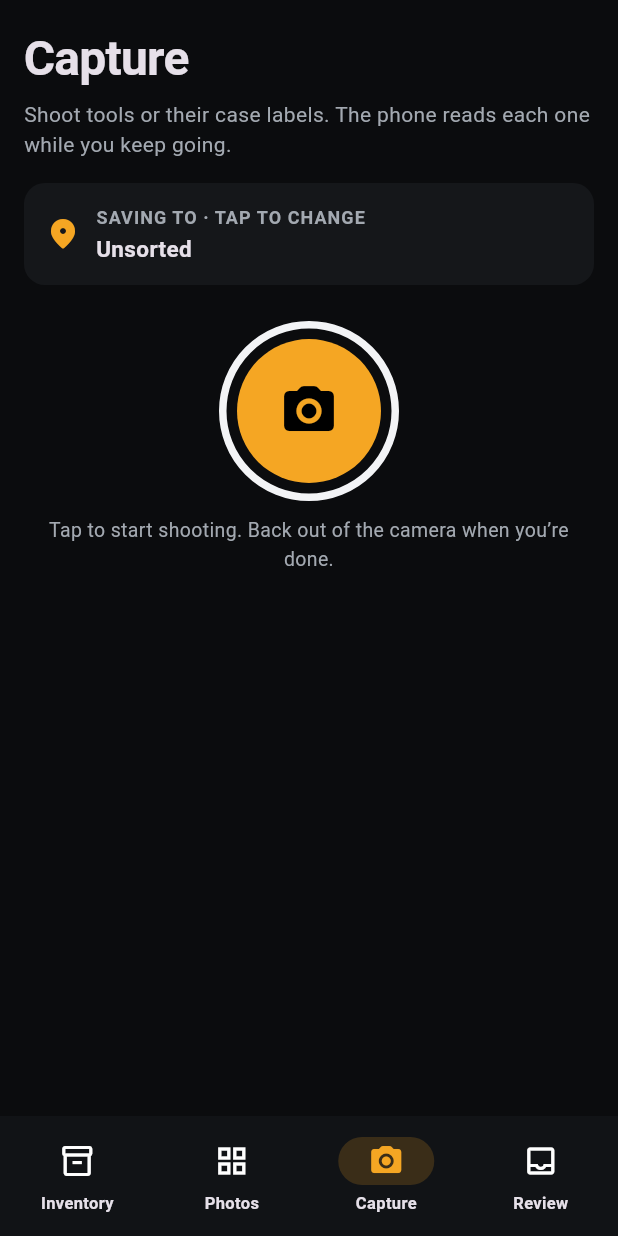
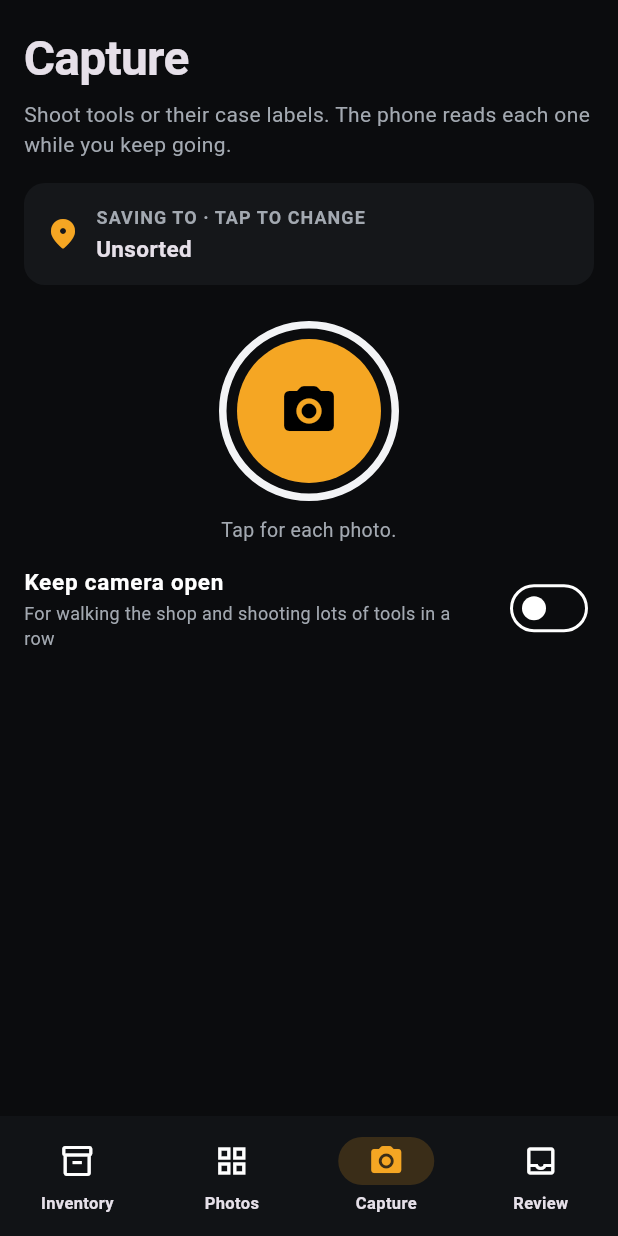
Before and after one commit to mcoope18/tool-inventory, a Flutter app: the screen it shows after launch, item 3 of the bottom bar chosen, after a tap on the "photo camera" icon, on a phone screen of 412 x 824 dp. Run offline on Flutter 3.47's test engine with Material 3 defaults, Android fonts, the phone set to English and light mode, and no system bars; our stand-ins replace cloud_firestore, firebase_auth, firebase_core, firebase_storage, image_picker, share_plus and 1 more; missing offline and left inert: google_mlkit_subject_segmentation, google_mlkit_text_recognition; accounts and stored records are empty.

Commit message:
Capture: one photo per tap and back to the app; optional 'Keep camera open' for rapid shooting
Co-Authored-By: Claude Opus 5.5 <noreply@anthropic.com>
Claude-Session: https://claude.ai/code/session_01CjTzQQDA1JWJbzqeHE6ams

```diff
--- a/lib/capture.dart
+++ b/lib/capture.dart
@@ -30,6 +30,12 @@ class CaptureQueue extends ChangeNotifier {
     notifyListeners();
   }
   final _recognizer = TextRecognizer(script: TextRecognitionScript.latin);
+
+  bool keepOpen = false;
+  void setKeepOpen(bool v) {
+    keepOpen = v;
+    notifyListeners();
+  }
 
   Future<void> add(String rawPath) async {
     final kept = await store.keepPhoto(rawPath);
@@ -89,14 +95,15 @@ class CaptureScreen extends StatelessWidget {
   final VoidCallback onGoReview;
   const CaptureScreen({super.key, required this.onGoReview});
 
-  Future<void> _shootLoop(BuildContext context) async {
+  Future<void> _shoot(BuildContext context) async {
     final picker = ImagePicker();
-    // Keeps reopening the camera until you back out, so you can walk and shoot.
-    while (true) {
+    // One photo per tap, then back to the app. With "Keep camera open" on, the
+    // camera reopens after each photo until you back out.
+    do {
       final x = await picker.pickImage(source: ImageSource.camera, imageQuality: 85, maxWidth: 2200);
       if (x == null) break;
       captureQueue.add(x.path); // not awaited: reading happens in the background
-    }
+    } while (captureQueue.keepOpen);
   }
 
   @override
@@ -143,7 +150,7 @@ class CaptureScreen extends StatelessWidget {
             const SizedBox(height: 24),
             Center(
               child: GestureDetector(
-                onTap: () => _shootLoop(context),
+                onTap: () => _shoot(context),
                 child: Container(
                   width: 120,
                   height: 120,
@@ -157,7 +164,19 @@ class CaptureScreen extends StatelessWidget {
               ),
             ),
             const SizedBox(height: 10),
-            const Center(child: Text('Tap to start shooting. Back out of the camera when you’re done.', textAlign: TextAlign.center, style: TextStyle(color: kText2, fontSize: 13))),
+            Center(
+              child: Text(captureQueue.keepOpen ? 'Camera reopens after each photo. Back out when you’re done.' : 'Tap for each photo.',
+                  textAlign: TextAlign.center, style: const TextStyle(color: kText2, fontSize: 13)),
+            ),
+            const SizedBox(height: 6),
+            SwitchListTile(
+              value: captureQueue.keepOpen,
+              onChanged: (v) => captureQueue.setKeepOpen(v),
+              activeThumbColor: kAmber,
+              contentPadding: EdgeInsets.zero,
+              title: const Text('Keep camera open', style: TextStyle(fontSize: 15, fontWeight: FontWeight.w600)),
+              subtitle: const Text('For walking the shop and shooting lots of tools in a row', style: TextStyle(color: kText2, fontSize: 12)),
+            ),
             const SizedBox(height: 24),
             if (shots.isNotEmpty) ...[
               Row(children: [
```
